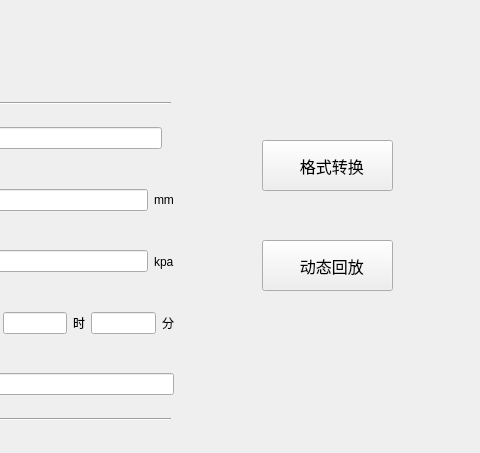
Above: uidemo08/localpanel.ui from ZeYu1391774324/BX-MagnetDetectorProject before the change; both pictures show x 368 to 848 and y 0 to 453 of the 848 by 453 pixel window. Below: the same form after it.
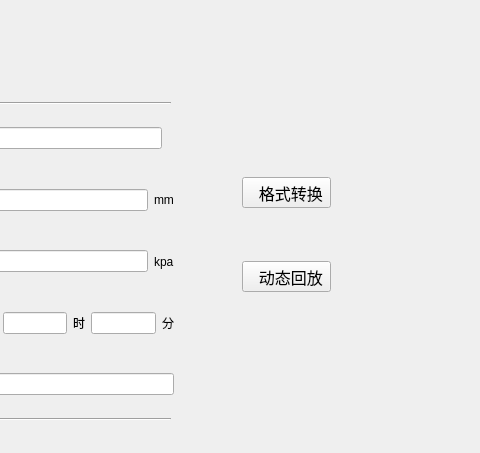
That is the form after the change. Icons and pictures are not drawn.

Commit message: Updated the disconnect Function and the UI

Patch:
```diff
--- a/uidemo08/localpanel.ui
+++ b/uidemo08/localpanel.ui
@@ -13,68 +13,6 @@
   <property name="windowTitle">
    <string>本地文件界面</string>
   </property>
-  <widget class="QToolButton" name="FileConversionBtn">
-   <property name="geometry">
-    <rect>
-     <x>630</x>
-     <y>140</y>
-     <width>131</width>
-     <height>51</height>
-    </rect>
-   </property>
-   <property name="font">
-    <font>
-     <pointsize>12</pointsize>
-    </font>
-   </property>
-   <property name="text">
-    <string>  格式转换</string>
-   </property>
-   <property name="icon">
-    <iconset resource="../src.qrc">
-     <normaloff>:/uidemo08/dataCollectingIcon_files/1-2004121Z622.png</normaloff>:/uidemo08/dataCollectingIcon_files/1-2004121Z622.png</iconset>
-   </property>
-   <property name="iconSize">
-    <size>
-     <width>35</width>
-     <height>35</height>
-    </size>
-   </property>
-   <property name="toolButtonStyle">
-    <enum>Qt::ToolButtonTextBesideIcon</enum>
-   </property>
-  </widget>
-  <widget class="QToolButton" name="DynamicalReplayBtn">
-   <property name="geometry">
-    <rect>
-     <x>630</x>
-     <y>240</y>
-     <width>131</width>
-     <height>51</height>
-    </rect>
-   </property>
-   <property name="font">
-    <font>
-     <pointsize>12</pointsize>
-    </font>
-   </property>
-   <property name="text">
-    <string>  动态回放</string>
-   </property>
-   <property name="icon">
-    <iconset resource="../src.qrc">
-     <normaloff>:/uidemo08/dataCollectingIcon_files/1-200412191023.png</normaloff>:/uidemo08/dataCollectingIcon_files/1-200412191023.png</iconset>
-   </property>
-   <property name="iconSize">
-    <size>
-     <width>35</width>
-     <height>35</height>
-    </size>
-   </property>
-   <property name="toolButtonStyle">
-    <enum>Qt::ToolButtonTextBesideIcon</enum>
-   </property>
-  </widget>
   <widget class="QWidget" name="widget_6" native="true">
    <property name="geometry">
     <rect>
@@ -272,6 +210,68 @@
     </item>
    </layout>
   </widget>
+  <widget class="QWidget" name="widget_7" native="true">
+   <property name="geometry">
+    <rect>
+     <x>610</x>
+     <y>130</y>
+     <width>173</width>
+     <height>211</height>
+    </rect>
+   </property>
+   <layout class="QVBoxLayout" name="verticalLayout">
+    <item>
+     <widget class="QToolButton" name="FileConversionBtn">
+      <property name="font">
+       <font>
+        <pointsize>12</pointsize>
+       </font>
+      </property>
+      <property name="text">
+       <string>  格式转换</string>
+      </property>
+      <property name="icon">
+       <iconset resource="../src.qrc">
+        <normaloff>:/uidemo08/dataCollectingIcon_files/1-2004121Z622.png</normaloff>:/uidemo08/dataCollectingIcon_files/1-2004121Z622.png</iconset>
+      </property>
+      <property name="iconSize">
+       <size>
+        <width>35</width>
+        <height>35</height>
+       </size>
+      </property>
+      <property name="toolButtonStyle">
+       <enum>Qt::ToolButtonTextBesideIcon</enum>
+      </property>
+     </widget>
+    </item>
+    <item>
+     <widget class="QToolButton" name="DynamicalReplayBtn">
+      <property name="font">
+       <font>
+        <pointsize>12</pointsize>
+       </font>
+      </property>
+      <property name="text">
+       <string>  动态回放</string>
+      </property>
+      <property name="icon">
+       <iconset resource="../src.qrc">
+        <normaloff>:/uidemo08/dataCollectingIcon_files/1-200412191023.png</normaloff>:/uidemo08/dataCollectingIcon_files/1-200412191023.png</iconset>
+      </property>
+      <property name="iconSize">
+       <size>
+        <width>35</width>
+        <height>35</height>
+       </size>
+      </property>
+      <property name="toolButtonStyle">
+       <enum>Qt::ToolButtonTextBesideIcon</enum>
+      </property>
+     </widget>
+    </item>
+   </layout>
+  </widget>
  </widget>
  <resources>
   <include location="../src.qrc"/>
```
The commit also changes 4 other files.
